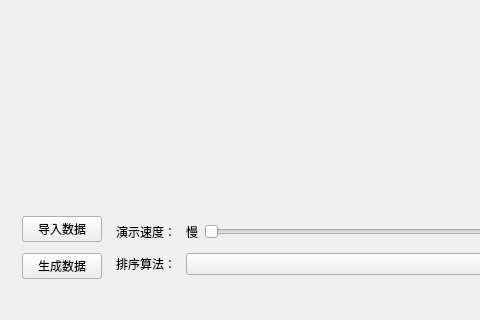
Above: mainwindow.ui from llyiyi/QT-algo-work before the change; both pictures show x 0 to 480 and y 280 to 600 of the 800 by 600 pixel window. Below: the same form after it.
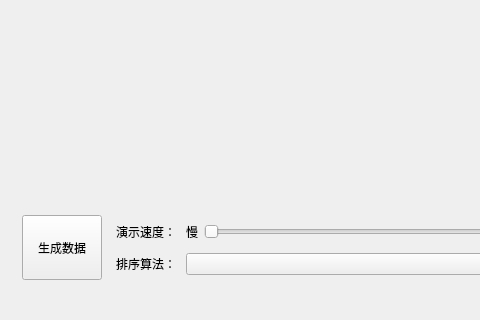
That is the form after the change.

Commit message: 更改按钮

What changed in the file:
```diff
--- a/mainwindow.ui
+++ b/mainwindow.ui
@@ -245,27 +245,14 @@
          <property name="rightMargin">
           <number>4</number>
          </property>
-         <item>
-          <widget class="QPushButton" name="btn_dataImport">
-           <property name="toolTip">
-            <string/>
-           </property>
-           <property name="statusTip">
-            <string>导入新数据，开始新的排序。 （若处于排序过程中，则会停止正在进行的排序）</string>
-           </property>
-           <property name="whatsThis">
-            <string/>
-           </property>
-           <property name="styleSheet">
-            <string notr="true">font: 13px &quot;宋体&quot;;</string>
-           </property>
-           <property name="text">
-            <string>导入数据</string>
-           </property>
-          </widget>
-         </item>
          <item>
           <widget class="QPushButton" name="btn_dataGenerate">
+           <property name="sizePolicy">
+            <sizepolicy hsizetype="Minimum" vsizetype="Preferred">
+             <horstretch>0</horstretch>
+             <verstretch>0</verstretch>
+            </sizepolicy>
+           </property>
            <property name="toolTip">
             <string/>
            </property>
```
The commit also changes 6 other files.
